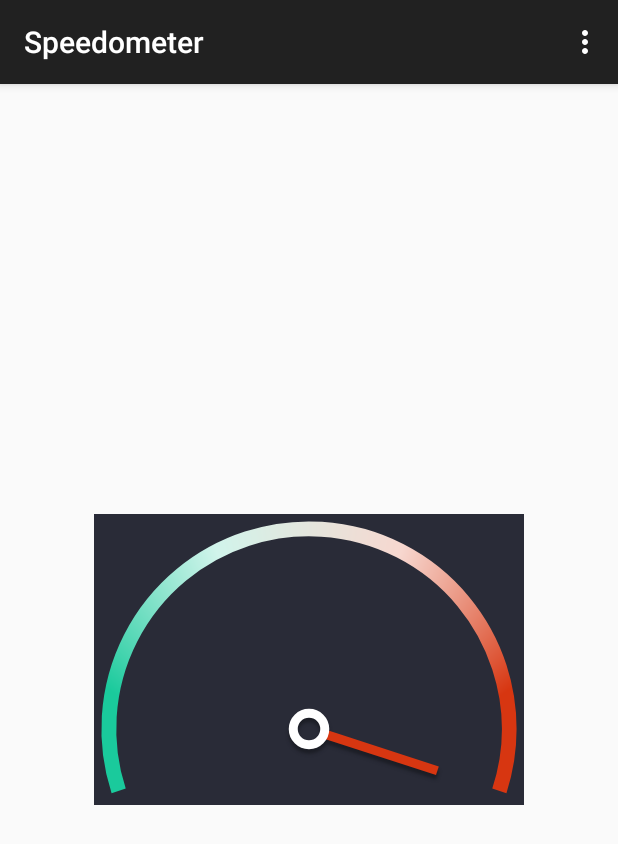
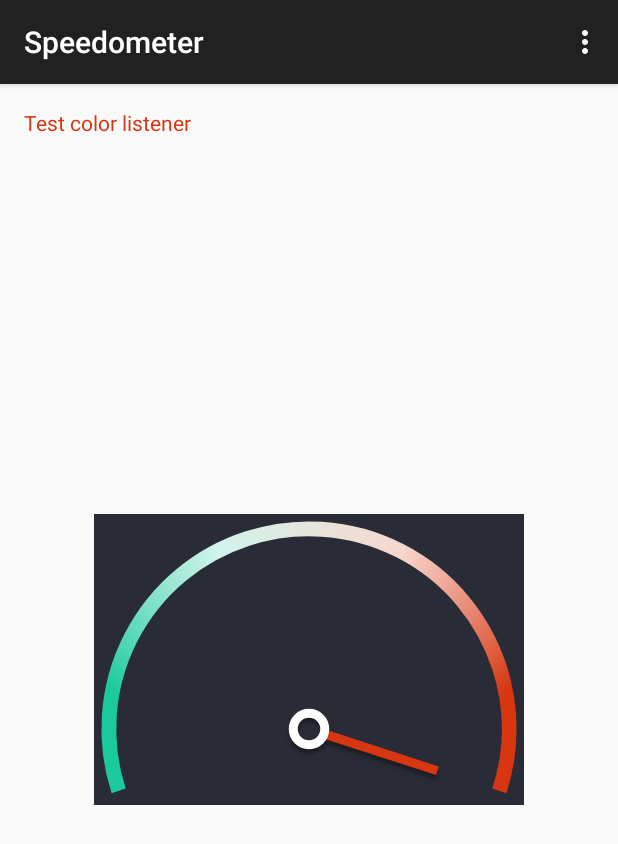
Before and after one commit to VisualGhost/Speedometer, an Android app: the screen it shows after launch (MainActivity), on a phone screen of 412 x 824 dp. Shown: the top 844 px of the screen. Run offline under Robolectric (Android 15) with nearby library versions, the phone set to English and light mode, and no system bars.

Commit message:
Add ChangeColorListener

```diff
--- a/app/src/main/java/com/speedometer/MainActivity.java
+++ b/app/src/main/java/com/speedometer/MainActivity.java
@@ -5,6 +5,7 @@ import android.os.Bundle;
 import android.support.v7.app.ActionBarActivity;
 import android.view.Menu;
 import android.view.MenuItem;
+import android.widget.TextView;
 
 
 public class MainActivity extends ActionBarActivity {
@@ -13,7 +14,14 @@ public class MainActivity extends ActionBarActivity {
     protected void onCreate(Bundle savedInstanceState) {
         super.onCreate(savedInstanceState);
         setContentView(R.layout.activity_main);
+        final TextView coloredText = (TextView) findViewById(R.id.colored_text);
         final SpeedometerView speedometerView = (SpeedometerView) findViewById(R.id.speedometer);
+        speedometerView.setColorChangeListener(new SpeedometerView.ColorChangeListener() {
+            @Override
+            public void onColorChanged(final int color) {
+                coloredText.setTextColor(color);
+            }
+        });
         ValueAnimator animator = ValueAnimator.ofFloat(0, 10);
         animator.setDuration(5000);
         animator.addUpdateListener(new ValueAnimator.AnimatorUpdateListener() {
--- a/app/src/main/java/com/speedometer/SpeedometerView.java
+++ b/app/src/main/java/com/speedometer/SpeedometerView.java
@@ -12,7 +12,6 @@ import android.graphics.SweepGradient;
 import android.os.Parcel;
 import android.os.Parcelable;
 import android.util.AttributeSet;
-import android.util.Log;
 import android.view.View;
 
 public class SpeedometerView extends View {
@@ -48,6 +47,8 @@ public class SpeedometerView extends View {
     private int[] mColors;
     private float mNeedleAngle;
     private float mSweepAngle;
+
+    private ColorChangeListener mColorChangeListener;
 
     public SpeedometerView(final Context context) {
         super(context);
@@ -152,7 +153,11 @@ public class SpeedometerView extends View {
         super.onDraw(canvas);
         drawArch(canvas, mArchWidth);
         drawCenterCircle(canvas, mCenterCircleShadowPaint, mShadowShift);
-        mNeedlePaint.setColor(getNeedleColor(mNeedleAngle));
+        int color = getNeedleColor(mNeedleAngle);
+        mNeedlePaint.setColor(color);
+        if (mColorChangeListener != null) {
+            mColorChangeListener.onColorChanged(color);
+        }
         drawNeedle(canvas, -mNeedleAngle, mCenterCircleShadowPaint, mShadowShift);
         drawNeedle(canvas, -mNeedleAngle, mNeedlePaint, 0);
         drawCenterCircle(canvas, mCenterCirclePaint, 0);
@@ -302,4 +307,12 @@ public class SpeedometerView extends View {
         mNeedleAngle = savedState.angle;
         invalidate();
     }
+
+    public interface ColorChangeListener {
+        void onColorChanged(int color);
+    }
+
+    public void setColorChangeListener(final ColorChangeListener colorChangeListener) {
+        mColorChangeListener = colorChangeListener;
+    }
 }
--- a/app/src/main/res/layout/activity_main.xml
+++ b/app/src/main/res/layout/activity_main.xml
@@ -8,6 +8,13 @@
                 android:paddingTop="@dimen/activity_vertical_margin"
                 android:paddingBottom="@dimen/activity_vertical_margin"
                 tools:context=".MainActivity">
+
+    <TextView
+        android:id="@+id/colored_text"
+        android:layout_width="wrap_content"
+        android:layout_height="wrap_content"
+        android:text="Test color listener"
+        />
 
     <com.speedometer.SpeedometerView
         android:id="@+id/speedometer"
```
